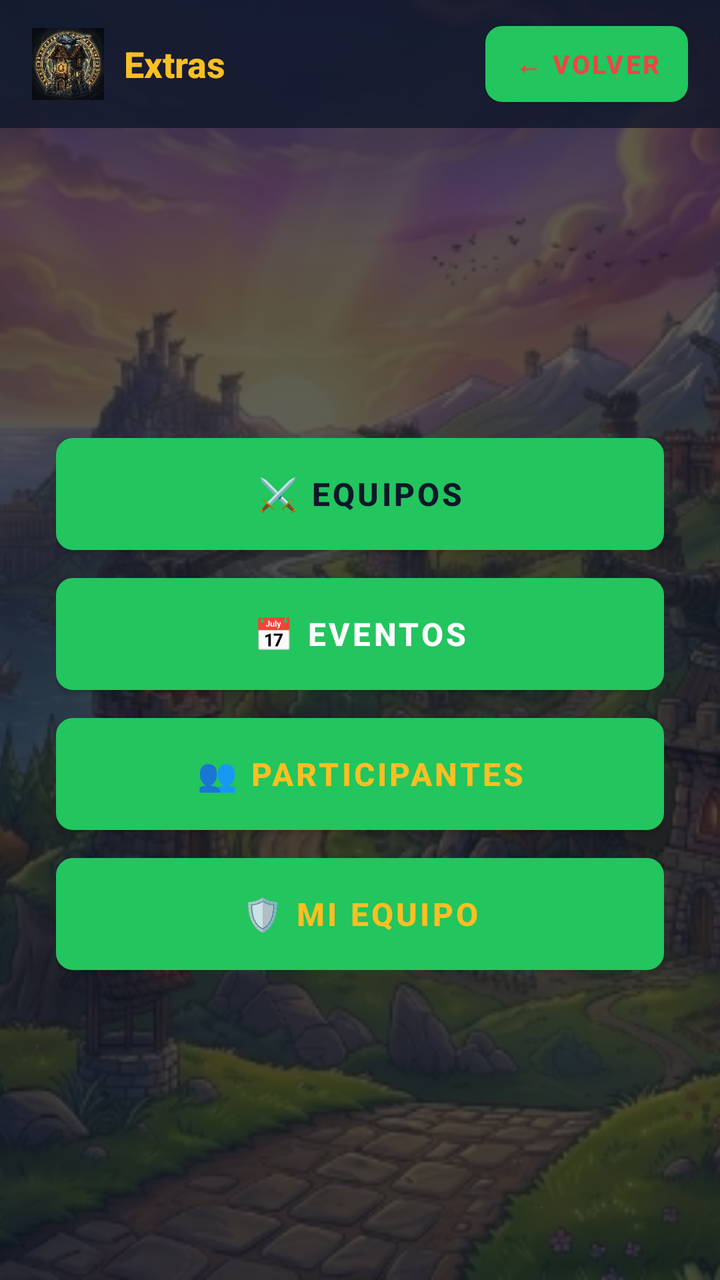
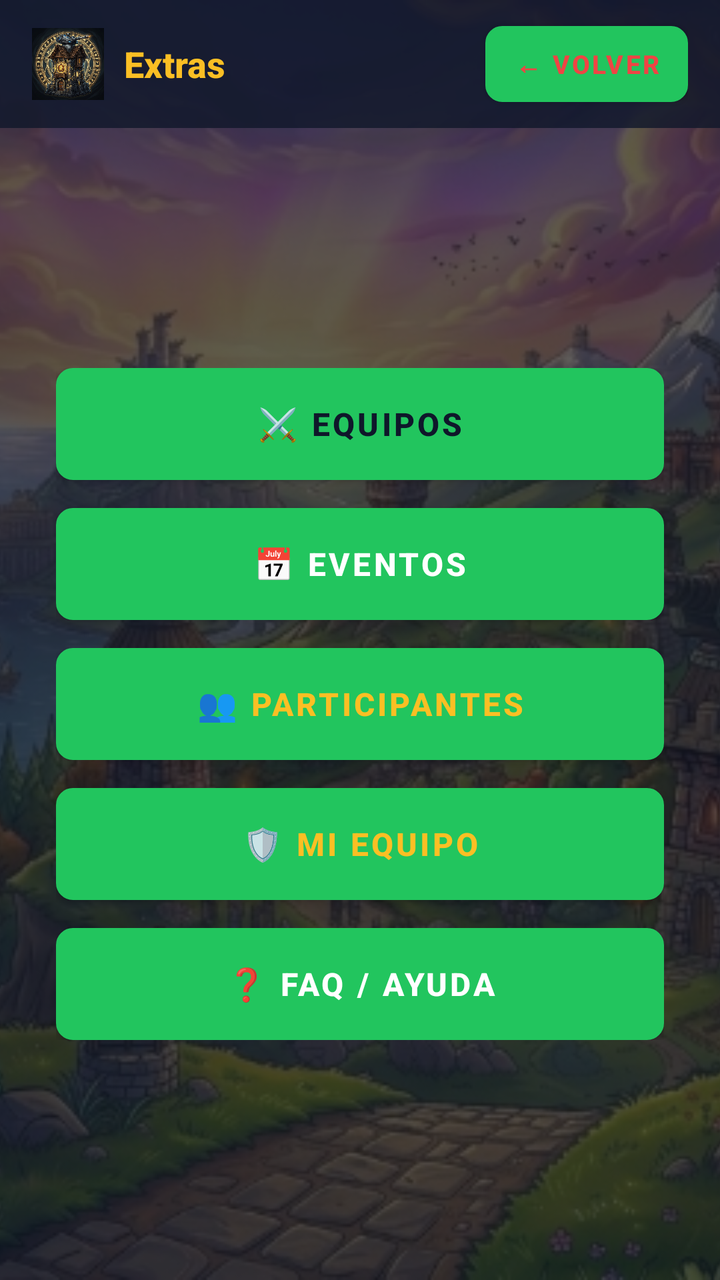

The first picture is an Android layout as it rendered before a commit; the second is the same layout after the commit. The layout source and the unified diff follow.
<!-- AndroidManifest.xml: application theme Theme.dsa_android -->
<!-- res/layout/activity_extras.xml -->
<?xml version="1.0" encoding="utf-8"?>
<FrameLayout xmlns:android="http://schemas.android.com/apk/res/android" xmlns:app="http://schemas.android.com/apk/res-auto" xmlns:tools="http://schemas.android.com/tools"
    android:layout_width="match_parent"
    android:layout_height="match_parent">

    <ImageView
        android:layout_width="match_parent"
        android:layout_height="match_parent"
        android:src="@drawable/tower_bg"
        android:scaleType="centerCrop" />

    
<androidx.constraintlayout.widget.ConstraintLayout android:id="@+id/main" android:layout_width="match_parent" android:layout_height="match_parent" tools:context=".ExtrasActivity">  <View android:layout_width="0dp" android:layout_height="0dp" android:background="#AA0F172A" app:layout_constraintTop_toTopOf="parent" app:layout_constraintBottom_toBottomOf="parent" app:layout_constraintStart_toStartOf="parent" app:layout_constraintEnd_toEndOf="parent" />  <LinearLayout android:id="@+id/header" android:layout_width="0dp" android:layout_height="64dp" android:background="#CC0F172A" android:orientation="horizontal" android:gravity="center_vertical" android:paddingStart="16dp" android:paddingEnd="16dp" app:layout_constraintTop_toTopOf="parent" app:layout_constraintStart_toStartOf="parent" app:layout_constraintEnd_toEndOf="parent"> <ImageView android:layout_width="36dp" android:layout_height="36dp" android:src="@drawable/combined_logo" android:scaleType="fitCenter" /> <TextView android:layout_width="0dp" android:layout_height="wrap_content" android:layout_weight="1" android:text="Extras" android:textSize="18sp" android:textStyle="bold" android:textColor="#FBBF24" android:fontFamily="sans-serif-medium" android:paddingStart="10dp" /> <Button android:id="@+id/btnVolver" android:layout_width="wrap_content" android:layout_height="38dp" android:background="@drawable/td_input_bg" android:text="← Volver" android:textColor="#EF4444" android:textStyle="bold" android:textSize="13sp" android:paddingStart="14dp" android:paddingEnd="14dp" /> </LinearLayout>  <LinearLayout android:layout_width="0dp" android:layout_height="wrap_content" android:layout_marginHorizontal="28dp" android:orientation="vertical" android:gravity="center" app:layout_constraintTop_toBottomOf="@id/header" app:layout_constraintBottom_toBottomOf="parent" app:layout_constraintStart_toStartOf="parent" app:layout_constraintEnd_toEndOf="parent">  <Button android:id="@+id/EquiposButton" android:layout_width="match_parent" android:layout_height="56dp" android:background="@drawable/td_button_primary" android:text="⚔️ EQUIPOS" android:textColor="#0F172A" android:textStyle="bold" android:textSize="16sp" android:layout_marginBottom="14dp" />  <Button android:id="@+id/EventosButton" android:layout_width="match_parent" android:layout_height="56dp" android:background="@drawable/td_button_green" android:text="📅 EVENTOS" android:textColor="#FFFFFF" android:textStyle="bold" android:textSize="16sp" android:layout_marginBottom="14dp" />  <Button android:id="@+id/Participantesbutton" android:layout_width="match_parent" android:layout_height="56dp" android:background="@drawable/td_card_bg" android:text="👥 PARTICIPANTES" android:textColor="#FBBF24" android:textStyle="bold" android:textSize="16sp" android:layout_marginBottom="14dp" />  <Button android:id="@+id/MyTeamButton" android:layout_width="match_parent" android:layout_height="56dp" android:background="@drawable/td_card_bg" android:text="🛡️ MI EQUIPO" android:textColor="#FBBF24" android:textStyle="bold" android:textSize="16sp" /> </LinearLayout> </androidx.constraintlayout.widget.ConstraintLayout>
</FrameLayout>
<!-- resources referenced by this layout -->
<resources>
  <!-- drawable combined_logo: png bitmap (drawable, 704736 bytes) -->
  <!-- drawable td_button_green (drawable) -->
  <?xml version="1.0" encoding="utf-8"?>
  <shape xmlns:android="http://schemas.android.com/apk/res/android"
      android:shape="rectangle">
      <solid android:color="#22C55E" />
      <corners android:radius="8dp" />
      <stroke android:width="1dp" android:color="#16A34A" />
  </shape>
  <!-- drawable td_button_primary (drawable) -->
  <?xml version="1.0" encoding="utf-8"?>
  <shape xmlns:android="http://schemas.android.com/apk/res/android"
      android:shape="rectangle">
      <solid android:color="#FBBF24" />
      <corners android:radius="8dp" />
      <stroke android:width="1dp" android:color="#F59E0B" />
  </shape>
  <!-- drawable td_card_bg (drawable) -->
  <?xml version="1.0" encoding="utf-8"?>
  <shape xmlns:android="http://schemas.android.com/apk/res/android"
      android:shape="rectangle">
      <solid android:color="#1E293B" />
      <corners android:radius="8dp" />
      <stroke android:width="1dp" android:color="#FBBF24" />
  </shape>
  <!-- drawable td_input_bg (drawable) -->
  <?xml version="1.0" encoding="utf-8"?>
  <shape xmlns:android="http://schemas.android.com/apk/res/android"
      android:shape="rectangle">
      <solid android:color="#0F172A" />
      <corners android:radius="8dp" />
      <stroke android:width="1dp" android:color="#334155" />
  </shape>
  <!-- drawable tower_bg: jpg bitmap (drawable, 290700 bytes) -->
  <style name="Theme.dsa_android" parent="Theme.MaterialComponents.DayNight.NoActionBar">
          
          <item name="colorPrimary">#22C55E</item>
          <item name="colorPrimaryVariant">#16A34A</item>
          <item name="colorOnPrimary">#FFFFFF</item>
          
          <item name="colorSecondary">#FBBF24</item>
          <item name="colorSecondaryVariant">#F59E0B</item>
          <item name="colorOnSecondary">#0F172A</item>
          
          <item name="android:windowBackground">@drawable/tower_bg</item>
          <item name="android:statusBarColor">#0F172A</item>
          <item name="android:navigationBarColor">#0F172A</item>
      </style>
</resources>

<!-- the commit's change to res/layout/activity_extras.xml (unified diff, before → after) -->
@@ -10,5 +10,5 @@
         android:scaleType="centerCrop" />
 
     
-<androidx.constraintlayout.widget.ConstraintLayout android:id="@+id/main" android:layout_width="match_parent" android:layout_height="match_parent" tools:context=".ExtrasActivity">  <View android:layout_width="0dp" android:layout_height="0dp" android:background="#AA0F172A" app:layout_constraintTop_toTopOf="parent" app:layout_constraintBottom_toBottomOf="parent" app:layout_constraintStart_toStartOf="parent" app:layout_constraintEnd_toEndOf="parent" />  <LinearLayout android:id="@+id/header" android:layout_width="0dp" android:layout_height="64dp" android:background="#CC0F172A" android:orientation="horizontal" android:gravity="center_vertical" android:paddingStart="16dp" android:paddingEnd="16dp" app:layout_constraintTop_toTopOf="parent" app:layout_constraintStart_toStartOf="parent" app:layout_constraintEnd_toEndOf="parent"> <ImageView android:layout_width="36dp" android:layout_height="36dp" android:src="@drawable/combined_logo" android:scaleType="fitCenter" /> <TextView android:layout_width="0dp" android:layout_height="wrap_content" android:layout_weight="1" android:text="Extras" android:textSize="18sp" android:textStyle="bold" android:textColor="#FBBF24" android:fontFamily="sans-serif-medium" android:paddingStart="10dp" /> <Button android:id="@+id/btnVolver" android:layout_width="wrap_content" android:layout_height="38dp" android:background="@drawable/td_input_bg" android:text="← Volver" android:textColor="#EF4444" android:textStyle="bold" android:textSize="13sp" android:paddingStart="14dp" android:paddingEnd="14dp" /> </LinearLayout>  <LinearLayout android:layout_width="0dp" android:layout_height="wrap_content" android:layout_marginHorizontal="28dp" android:orientation="vertical" android:gravity="center" app:layout_constraintTop_toBottomOf="@id/header" app:layout_constraintBottom_toBottomOf="parent" app:layout_constraintStart_toStartOf="parent" app:layout_constraintEnd_toEndOf="parent">  <Button android:id="@+id/EquiposButton" android:layout_width="match_parent" android:layout_height="56dp" android:background="@drawable/td_button_primary" android:text="⚔️ EQUIPOS" android:textColor="#0F172A" android:textStyle="bold" android:textSize="16sp" android:layout_marginBottom="14dp" />  <Button android:id="@+id/EventosButton" android:layout_width="match_parent" android:layout_height="56dp" android:background="@drawable/td_button_green" android:text="📅 EVENTOS" android:textColor="#FFFFFF" android:textStyle="bold" android:textSize="16sp" android:layout_marginBottom="14dp" />  <Button android:id="@+id/Participantesbutton" android:layout_width="match_parent" android:layout_height="56dp" android:background="@drawable/td_card_bg" android:text="👥 PARTICIPANTES" android:textColor="#FBBF24" android:textStyle="bold" android:textSize="16sp" android:layout_marginBottom="14dp" />  <Button android:id="@+id/MyTeamButton" android:layout_width="match_parent" android:layout_height="56dp" android:background="@drawable/td_card_bg" android:text="🛡️ MI EQUIPO" android:textColor="#FBBF24" android:textStyle="bold" android:textSize="16sp" /> </LinearLayout> </androidx.constraintlayout.widget.ConstraintLayout>
+<androidx.constraintlayout.widget.ConstraintLayout android:id="@+id/main" android:layout_width="match_parent" android:layout_height="match_parent" tools:context=".ExtrasActivity">  <View android:layout_width="0dp" android:layout_height="0dp" android:background="#AA0F172A" app:layout_constraintTop_toTopOf="parent" app:layout_constraintBottom_toBottomOf="parent" app:layout_constraintStart_toStartOf="parent" app:layout_constraintEnd_toEndOf="parent" />  <LinearLayout android:id="@+id/header" android:layout_width="0dp" android:layout_height="64dp" android:background="#CC0F172A" android:orientation="horizontal" android:gravity="center_vertical" android:paddingStart="16dp" android:paddingEnd="16dp" app:layout_constraintTop_toTopOf="parent" app:layout_constraintStart_toStartOf="parent" app:layout_constraintEnd_toEndOf="parent"> <ImageView android:layout_width="36dp" android:layout_height="36dp" android:src="@drawable/combined_logo" android:scaleType="fitCenter" /> <TextView android:layout_width="0dp" android:layout_height="wrap_content" android:layout_weight="1" android:text="Extras" android:textSize="18sp" android:textStyle="bold" android:textColor="#FBBF24" android:fontFamily="sans-serif-medium" android:paddingStart="10dp" /> <Button android:id="@+id/btnVolver" android:layout_width="wrap_content" android:layout_height="38dp" android:background="@drawable/td_input_bg" android:text="← Volver" android:textColor="#EF4444" android:textStyle="bold" android:textSize="13sp" android:paddingStart="14dp" android:paddingEnd="14dp" /> </LinearLayout>  <LinearLayout android:layout_width="0dp" android:layout_height="wrap_content" android:layout_marginHorizontal="28dp" android:orientation="vertical" android:gravity="center" app:layout_constraintTop_toBottomOf="@id/header" app:layout_constraintBottom_toBottomOf="parent" app:layout_constraintStart_toStartOf="parent" app:layout_constraintEnd_toEndOf="parent">  <Button android:id="@+id/EquiposButton" android:layout_width="match_parent" android:layout_height="56dp" android:background="@drawable/td_button_primary" android:text="⚔️ EQUIPOS" android:textColor="#0F172A" android:textStyle="bold" android:textSize="16sp" android:layout_marginBottom="14dp" />  <Button android:id="@+id/EventosButton" android:layout_width="match_parent" android:layout_height="56dp" android:background="@drawable/td_button_green" android:text="📅 EVENTOS" android:textColor="#FFFFFF" android:textStyle="bold" android:textSize="16sp" android:layout_marginBottom="14dp" />  <Button android:id="@+id/Participantesbutton" android:layout_width="match_parent" android:layout_height="56dp" android:background="@drawable/td_card_bg" android:text="👥 PARTICIPANTES" android:textColor="#FBBF24" android:textStyle="bold" android:textSize="16sp" android:layout_marginBottom="14dp" />  <Button android:id="@+id/MyTeamButton" android:layout_width="match_parent" android:layout_height="56dp" android:background="@drawable/td_card_bg" android:text="🛡️ MI EQUIPO" android:textColor="#FBBF24" android:textStyle="bold" android:textSize="16sp" android:layout_marginBottom="14dp" />  <Button android:id="@+id/FaqButton" android:layout_width="match_parent" android:layout_height="56dp" android:background="@drawable/td_button_green" android:text="❓ FAQ / AYUDA" android:textColor="#FFFFFF" android:textStyle="bold" android:textSize="16sp" /> </LinearLayout> </androidx.constraintlayout.widget.ConstraintLayout>
 </FrameLayout>
